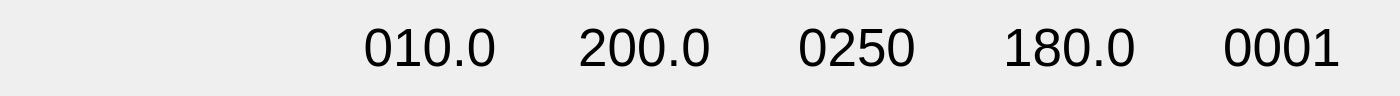
Before: the Qt Designer form deviceform.ui in IlyaZh/FEDAL-gui, drawn with Qt 5.
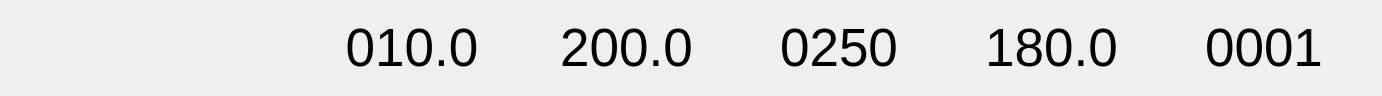
After: the same form once the commit is applied.

Diff of the .ui file:
```diff
--- a/deviceform.ui
+++ b/deviceform.ui
@@ -6,7 +6,7 @@
    <rect>
     <x>0</x>
     <y>0</y>
-    <width>1400</width>
+    <width>1382</width>
     <height>96</height>
    </rect>
   </property>
@@ -22,6 +22,12 @@
     <height>96</height>
    </size>
   </property>
+  <property name="maximumSize">
+   <size>
+    <width>16777215</width>
+    <height>16777215</height>
+   </size>
+  </property>
   <property name="windowTitle">
    <string>Form</string>
   </property>
```
